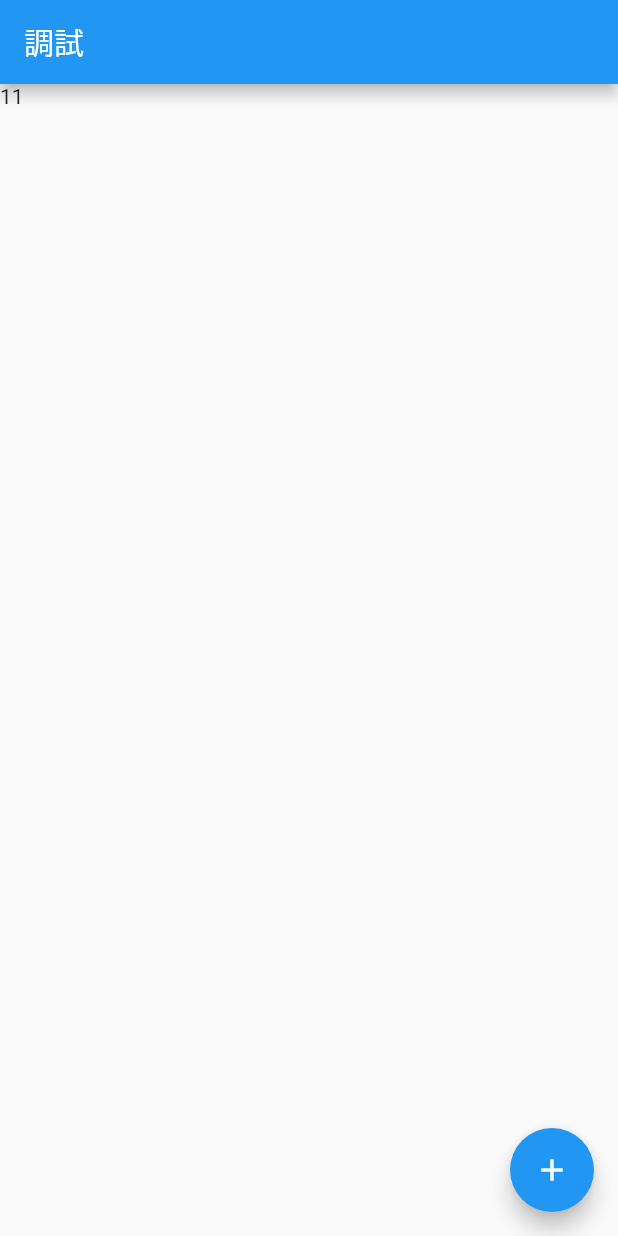
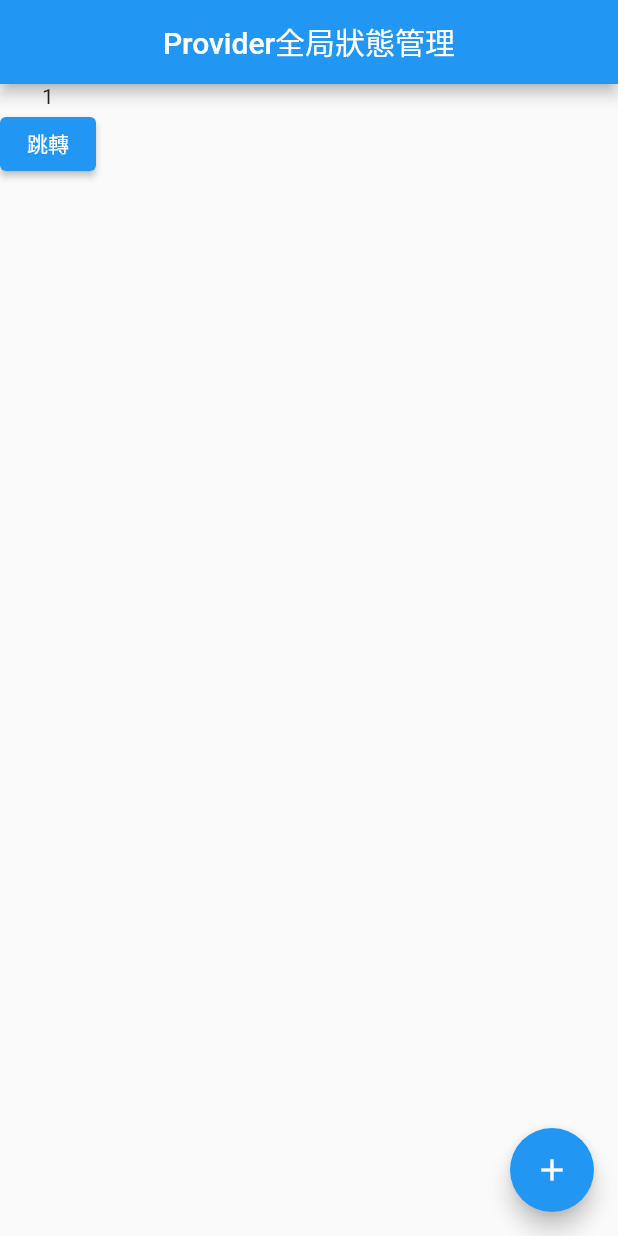
Before and after one commit to martin25tung/flutter_basic, a Flutter app: the screen it shows after launch, after a tap on the "add" icon, on a phone screen of 412 x 824 dp. Run offline on Flutter 3.47's test engine with Material 2 defaults, Android fonts, the phone set to English and light mode, and no system bars.

Commit message:
全局狀態管理Provider

```diff
--- a/lib/main.dart
+++ b/lib/main.dart
@@ -1,4 +1,5 @@
 import 'package:flutter/material.dart';
+import 'package:flutter_basic/provider/CountProvider.dart';
 import 'package:flutter_basic/widgets/alert_dialog_demo.dart';
 import 'package:flutter_basic/widgets/bottom_navigator.dart';
 import 'package:flutter_basic/widgets/card_demo.dart';
@@ -10,10 +11,16 @@ import 'package:flutter_basic/widgets/grid_view_demo.dart';
 import 'package:flutter_basic/widgets/layout_demo.dart';
 import 'package:flutter_basic/widgets/listview_demo.dart';
 import 'package:flutter_basic/widgets/navigator_demo.dart';
+import 'package:flutter_basic/widgets/provider_demo.dart';
 import 'package:flutter_basic/widgets/table_demo.dart';
+import 'package:provider/provider.dart';
 
 void main() {
-  runApp(const MyApp());
+  runApp(ChangeNotifierProvider(
+    create: (context) => CountProvider(),
+    child: const MyApp(),
+  ));
+  // runApp(const MyApp());
 }
 
 class MyApp extends StatelessWidget {
@@ -41,8 +48,10 @@ class MyApp extends StatelessWidget {
         "card": (context) => CardDemo(),
         "demo05": (context) => Demo05(),
         "debug": (context) => DebugDemo(),
+        "provider": (context) => ProviderDemo(),
+        "provider2": (context) => ProviderDemoTwo(),
       },
-      initialRoute: "debug",
+      initialRoute: "provider",
       onGenerateRoute: (s) {
         // 可以在這裡做未登入檢查
         switch (s.name) {
--- /dev/null
+++ b/lib/provider/CountProvider.dart
@@ -0,0 +1,12 @@
+import 'package:flutter/cupertino.dart';
+
+class CountProvider extends ChangeNotifier {
+  int _count = 0;
+
+  get count => _count;
+
+  void add() {
+    _count++;
+    notifyListeners();
+  }
+}
--- /dev/null
+++ b/lib/widgets/provider_demo.dart
@@ -0,0 +1,56 @@
+import 'package:flutter/cupertino.dart';
+import 'package:flutter/material.dart';
+import 'package:provider/provider.dart';
+
+import '../provider/CountProvider.dart';
+
+class ProviderDemo extends StatefulWidget {
+  const ProviderDemo({Key? key}) : super(key: key);
+
+  @override
+  State<ProviderDemo> createState() => _ProviderDemoState();
+}
+
+class _ProviderDemoState extends State<ProviderDemo> {
+  @override
+  Widget build(BuildContext context) {
+    return Scaffold(
+      appBar: AppBar(
+        title: Text("Provider全局狀態管理"),
+        centerTitle: true,
+      ),
+      body: Column(
+        children: [
+          Text(Provider.of<CountProvider>(context).count.toString()),
+          ElevatedButton(
+              onPressed: () {
+                Navigator.of(context).pushNamed("provider2");
+              },
+              child: Text("跳轉"))
+        ],
+      ),
+      floatingActionButton: FloatingActionButton(
+          child: Icon(Icons.add),
+          onPressed: () {
+            context.read<CountProvider>().add();
+          }),
+    );
+  }
+}
+
+class ProviderDemoTwo extends StatelessWidget {
+  @override
+  Widget build(BuildContext context) {
+    return Scaffold(
+      appBar: AppBar(
+        title: Text("Provider"),
+      ),
+      floatingActionButton: FloatingActionButton(
+        child: Icon(Icons.add),
+        onPressed: () {
+          context.read<CountProvider>().add();
+        },
+      ),
+    );
+  }
+}
--- a/pubspec.yaml
+++ b/pubspec.yaml
@@ -36,6 +36,7 @@ dependencies:
   # The following adds the Cupertino Icons font to your application.
   # Use with the CupertinoIcons class for iOS style icons.
   cupertino_icons: ^1.0.2
+  provider: ^6.0.4
 
 dev_dependencies:
   flutter_test:
```
Also changed, not shown: pubspec.lock.
